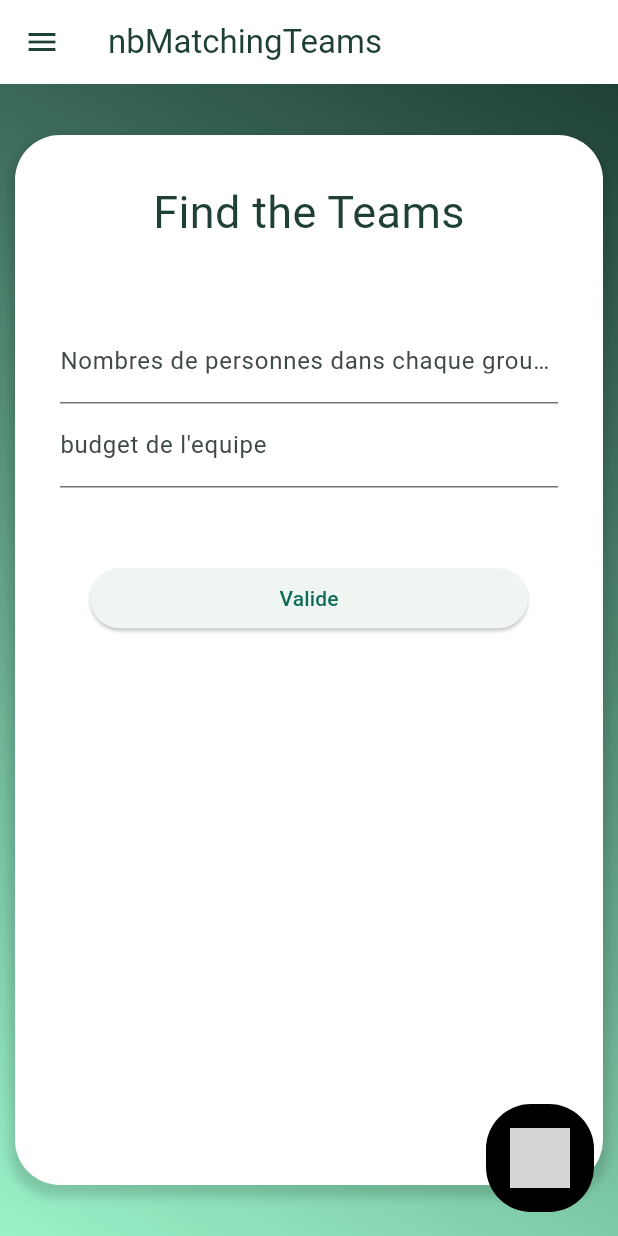
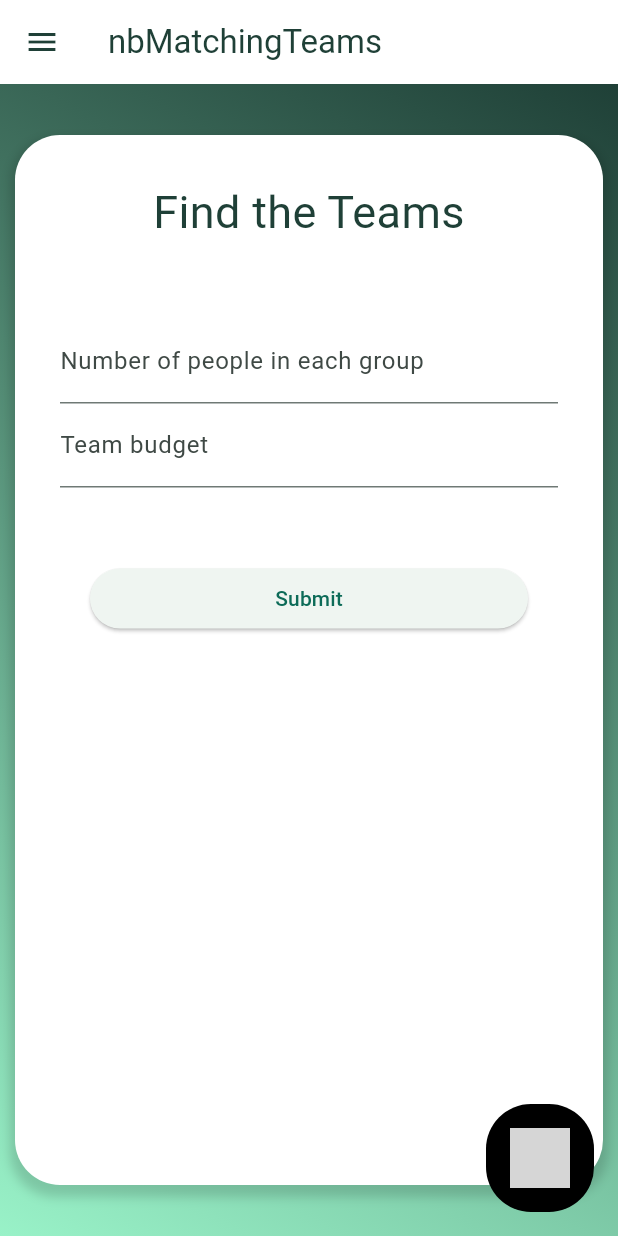
Before and after one commit to LuCXaDs/nbMatchingTeams, a Flutter app: the screen it shows after launch, on a phone screen of 412 x 824 dp. Run offline on Flutter 3.47's test engine with Material 2 defaults, Android fonts, the light colour scheme and no system bars; our stand-ins replace carousel_slider; missing offline and left inert: flutter_isolate; network calls fail; grey boxes are pictures that could not be loaded.

Commit message:
change fr words to eng

```diff
--- a/lib/home_page/find-team-input.dart
+++ b/lib/home_page/find-team-input.dart
@@ -78,7 +78,7 @@ class _FindTeamInputState extends State<FindTeamInput> {
                           });
                         },
                         decoration: InputDecoration(
-                          labelText: 'Nombres de personnes dans chaque groupes',
+                          labelText: 'Number of people in each group',
                           hintText: '1 - 4',
                           errorText: errorInput ? 'Input is wrong' : null,
                         ),
@@ -91,7 +91,7 @@ class _FindTeamInputState extends State<FindTeamInput> {
                           });
                         },
                         decoration: InputDecoration(
-                          labelText: "budget de l'equipe",
+                          labelText: "Team budget",
                           hintText: '100 - 10000',
                           errorText: errorInput ? 'Input is wrong' : null,
                         ),
@@ -114,7 +114,7 @@ class _FindTeamInputState extends State<FindTeamInput> {
                       controllerTeamSize.clear();
                     },
                     child: const Center(
-                      child: Text("Valide"),
+                      child: Text("Submit"),
                     ),
                   ),
                 ),
```
Also changed, not shown: lib/home_page/result-team.dart (+6 -7 lines).
